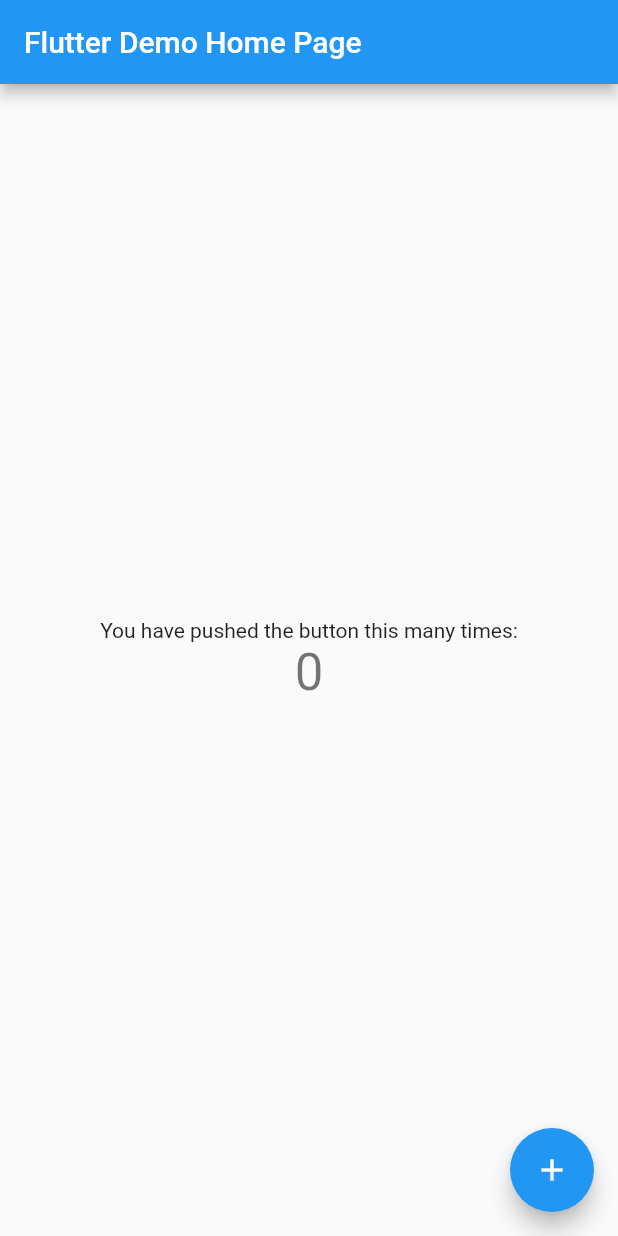
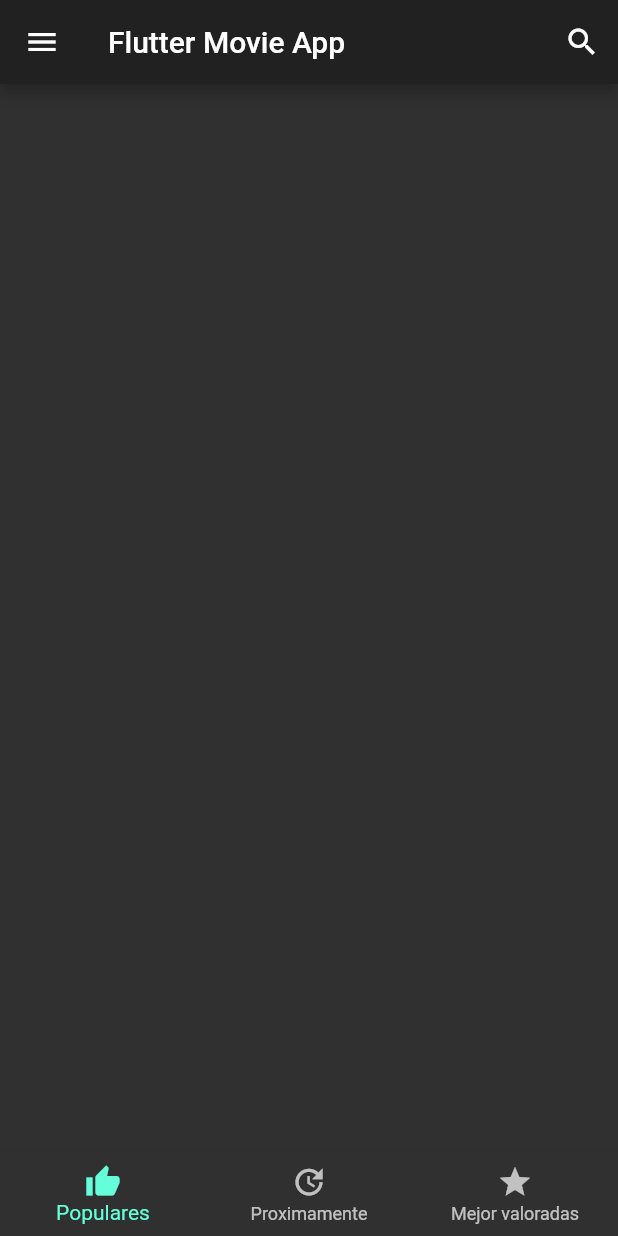
Before and after one commit to alvag/movie_app_flutter, a Flutter app: the screen it shows after launch, on a phone screen of 412 x 824 dp. Run offline on Flutter 3.47's test engine with Material 2 defaults, Android fonts, the phone set to English and light mode, and no system bars.

```diff
--- /dev/null
+++ b/lib/home.dart
@@ -0,0 +1,69 @@
+import 'package:flutter/material.dart';
+
+class Home extends StatefulWidget {
+    @override
+    _HomeState createState() => _HomeState();
+}
+
+class _HomeState extends State<Home> {
+    @override
+    Widget build(BuildContext context) {
+        return new Scaffold(
+            appBar: new AppBar(
+                title: new Text('Flutter Movie App'),
+                actions: <Widget>[
+                    new IconButton(
+                        icon: new Icon(Icons.search, color: Colors.white),
+                        onPressed: () {}
+                    )
+                ],
+            ),
+            drawer: new Drawer(
+                child: new ListView(
+                    children: <Widget>[
+                        new DrawerHeader(child: new Material()),
+                        new ListTile(
+                            title: new Text('Películas'),
+                            trailing: new Icon(Icons.local_movies),
+                        ),
+                        new Divider(
+                            height: 5,
+                        ),
+                        new ListTile(
+                            title: new Text('Series'),
+                            trailing: new Icon(Icons.live_tv),
+                        ),
+                        new Divider(
+                            height: 5,
+                        ),
+                        new ListTile(
+                            title: new Text('Cerrar'),
+                            trailing: new Icon(Icons.close),
+                            onTap: () => Navigator.of(context).pop(),
+                        ),
+                    ],
+                ),
+            ),
+            bottomNavigationBar: new BottomNavigationBar(
+                items: _getFooterItems()
+            ),
+        );
+    }
+
+    List<BottomNavigationBarItem> _getFooterItems() {
+        return [
+            new BottomNavigationBarItem(
+                icon: new Icon(Icons.thumb_up),
+                title: new Text('Populares')
+            ),
+            new BottomNavigationBarItem(
+                icon: new Icon(Icons.update),
+                title: new Text('Proximamente')
+            ),
+            new BottomNavigationBarItem(
+                icon: new Icon(Icons.star),
+                title: new Text('Mejor valoradas')
+            )
+        ];
+    }
+}
--- a/lib/main.dart
+++ b/lib/main.dart
@@ -1,111 +1,9 @@
 import 'package:flutter/material.dart';
+import 'package:movie_app_flutter/home.dart';
 
-void main() => runApp(MyApp());
-
-class MyApp extends StatelessWidget {
-  // This widget is the root of your application.
-  @override
-  Widget build(BuildContext context) {
-    return MaterialApp(
-      title: 'Flutter Demo',
-      theme: ThemeData(
-        // This is the theme of your application.
-        //
-        // Try running your application with "flutter run". You'll see the
-        // application has a blue toolbar. Then, without quitting the app, try
-        // changing the primarySwatch below to Colors.green and then invoke
-        // "hot reload" (press "r" in the console where you ran "flutter run",
-        // or simply save your changes to "hot reload" in a Flutter IDE).
-        // Notice that the counter didn't reset back to zero; the application
-        // is not restarted.
-        primarySwatch: Colors.blue,
-      ),
-      home: MyHomePage(title: 'Flutter Demo Home Page'),
-    );
-  }
+void main() {
+    runApp(new MaterialApp(
+        home: Home(),
+        theme: new ThemeData.dark(),
+    ));
 }
-
-class MyHomePage extends StatefulWidget {
-  MyHomePage({Key key, this.title}) : super(key: key);
-
-  // This widget is the home page of your application. It is stateful, meaning
-  // that it has a State object (defined below) that contains fields that affect
-  // how it looks.
-
-  // This class is the configuration for the state. It holds the values (in this
-  // case the title) provided by the parent (in this case the App widget) and
-  // used by the build method of the State. Fields in a Widget subclass are
-  // always marked "final".
-
-  final String title;
-
-  @override
-  _MyHomePageState createState() => _MyHomePageState();
-}
-
-class _MyHomePageState extends State<MyHomePage> {
-  int _counter = 0;
-
-  void _incrementCounter() {
-    setState(() {
-      // This call to setState tells the Flutter framework that something has
-      // changed in this State, which causes it to rerun the build method below
-      // so that the display can reflect the updated values. If we changed
-      // _counter without calling setState(), then the build method would not be
-      // called again, and so nothing would appear to happen.
-      _counter++;
-    });
-  }
-
-  @override
-  Widget build(BuildContext context) {
-    // This method is rerun every time setState is called, for instance as done
-    // by the _incrementCounter method above.
-    //
-    // The Flutter framework has been optimized to make rerunning build methods
-    // fast, so that you can just rebuild anything that needs updating rather
-    // than having to individually change instances of widgets.
-    return Scaffold(
-      appBar: AppBar(
-        // Here we take the value from the MyHomePage object that was created by
-        // the App.build method, and use it to set our appbar title.
-        title: Text(widget.title),
-      ),
-      body: Center(
-        // Center is a layout widget. It takes a single child and positions it
-        // in the middle of the parent.
-        child: Column(
-          // Column is also layout widget. It takes a list of children and
-          // arranges them vertically. By default, it sizes itself to fit its
-          // children horizontally, and tries to be as tall as its parent.
-          //
-          // Invoke "debug painting" (press "p" in the console, choose the
-          // "Toggle Debug Paint" action from the Flutter Inspector in Android
-          // Studio, or the "Toggle Debug Paint" command in Visual Studio Code)
-          // to see the wireframe for each widget.
-          //
-          // Column has various properties to control how it sizes itself and
-          // how it positions its children. Here we use mainAxisAlignment to
-          // center the children vertically; the main axis here is the vertical
-          // axis because Columns are vertical (the cross axis would be
-          // horizontal).
-          mainAxisAlignment: MainAxisAlignment.center,
-          children: <Widget>[
-            Text(
-              'You have pushed the button this many times:',
-            ),
-            Text(
-              '$_counter',
-              style: Theme.of(context).textTheme.display1,
-            ),
-          ],
-        ),
-      ),
-      floatingActionButton: FloatingActionButton(
-        onPressed: _incrementCounter,
-        tooltip: 'Increment',
-        child: Icon(Icons.add),
-      ), // This trailing comma makes auto-formatting nicer for build methods.
-    );
-  }
-}
```
